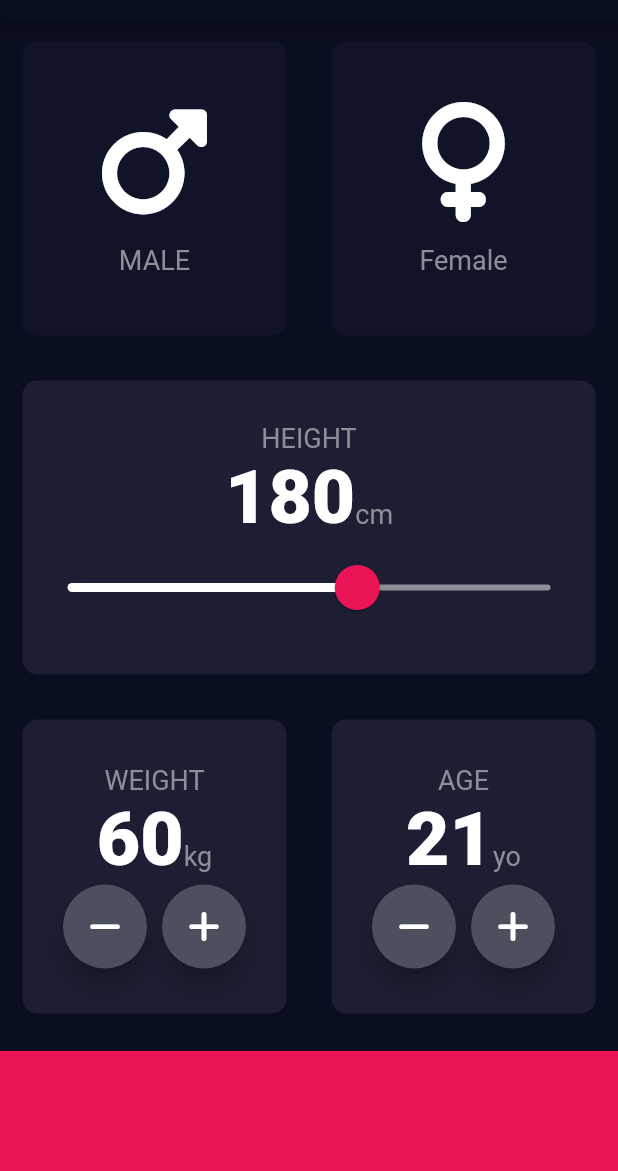
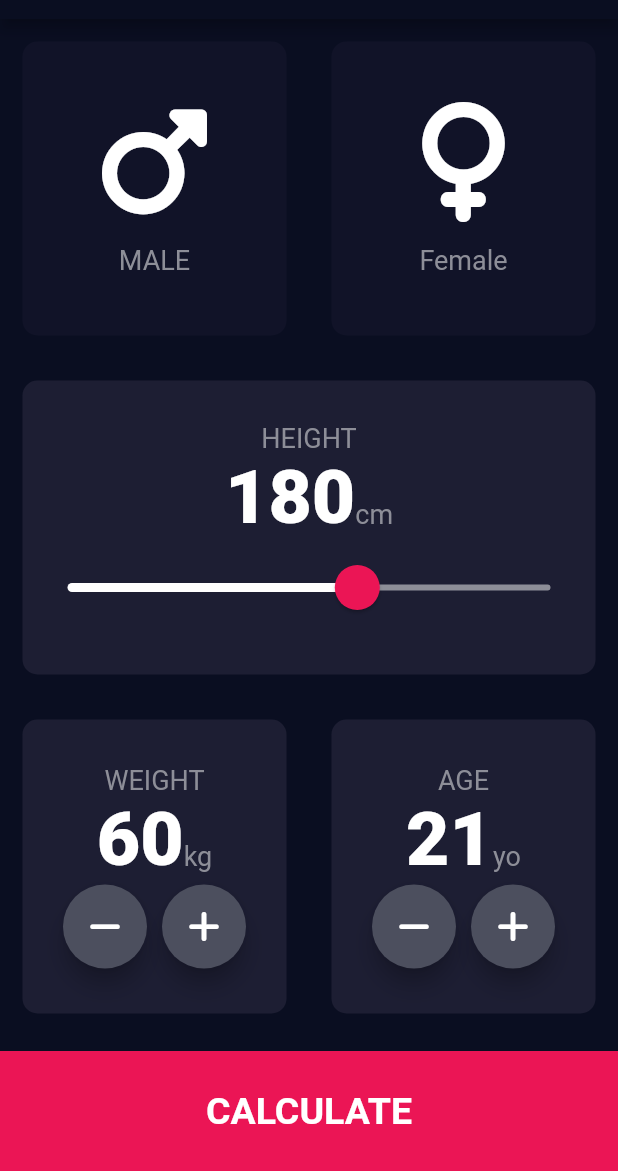
Before and after one commit to CJGarciaMusic/LinkedInLearning-Flutter, a Flutter app: the screen it shows after launch, on a phone screen of 412 x 824 dp, the part 65-1236 px from its top. Run offline on Flutter 3.47's test engine with Material 2 defaults, Android fonts, the light colour scheme and no system bars; our stand-ins replace audioplayers, font_awesome_flutter.

Commit message:
finished app

```diff
--- /dev/null
+++ b/bmi_calculator/lib/components/bottom_button.dart
@@ -0,0 +1,24 @@
+import 'package:flutter/material.dart';
+import '../constants.dart';
+
+class BottomButton extends StatelessWidget {
+  const BottomButton({
+    Key? key, required this.buttonTitle, required this.onTap
+  }) : super(key: key);
+  final VoidCallback onTap;
+  final String buttonTitle;
+  @override
+  Widget build(BuildContext context) {
+    return GestureDetector(
+      onTap: onTap,
+      child: Container(
+        color: kBottomContainerColor,
+        margin: const EdgeInsets.only(top: 10),
+        width: double.infinity,
+        height: kBottomContainerHeight,
+        // padding: const EdgeInsets.only(bottom: 20),
+        child: Center( child: Text(buttonTitle, style: kLargeTextStyle,),),
+      ),
+    );
+  }
+}
--- /dev/null
+++ b/bmi_calculator/lib/components/round_button.dart
@@ -0,0 +1,23 @@
+import 'package:flutter/material.dart';
+
+class RoundIconButton extends StatelessWidget {
+  const RoundIconButton({Key? key, required this.icon, required this.onPressed}) : super(key: key);
+
+  final IconData icon;
+  final VoidCallback onPressed;
+
+  @override
+  Widget build(BuildContext context) {
+    return RawMaterialButton(
+      child: Icon(icon, color: Colors.white,),
+      shape: const CircleBorder(),
+      fillColor: const Color(0xFF4C4f5E),
+      constraints: const BoxConstraints.tightFor(
+        width: 56,
+        height: 56,
+      ),
+      elevation: 6,
+      onPressed: onPressed,
+    );
+  }
+}
--- a/bmi_calculator/lib/constants.dart
+++ b/bmi_calculator/lib/constants.dart
@@ -1,7 +1,12 @@
 import 'package:flutter/material.dart';
 
-const TextStyle kLabelTextStyle = TextStyle(fontSize: 18, color: Color(0xFF8D8E98));
-const TextStyle kLargeCardText = TextStyle(fontSize: 50.0, fontWeight: FontWeight.w900, color: Colors.white);
+const kLabelTextStyle = TextStyle(fontSize: 18, color: Color(0xFF8D8E98));
+const kLargeCardText = TextStyle(fontSize: 50, fontWeight: FontWeight.w900, color: Colors.white);
+const kLargeTextStyle = TextStyle(fontSize: 25, fontWeight: FontWeight.bold, color: Colors.white);
+const kTitleTextStyle = TextStyle(fontSize: 50, fontWeight: FontWeight.bold, color: Colors.white);
+const kResultTextStyle = TextStyle(fontSize: 22, fontWeight: FontWeight.bold, color: Color(0xFF24D876));
+const kBMITextStyle = TextStyle(fontSize: 100, fontWeight: FontWeight.bold, color: Colors.white);
+const kBodyTextStyle = TextStyle(fontSize: 22, color: Colors.grey);
 
 const kBottomContainerHeight = 80.0;
 const kCardBackground = Color(0xFF1D1E33);
--- a/bmi_calculator/lib/main.dart
+++ b/bmi_calculator/lib/screens/main.dart
@@ -1,14 +1,17 @@
-import 'package:bmi_calculator/reusable_card.dart';
+import 'package:bmi_calculator/components/reusable_card.dart';
 import 'package:flutter/material.dart';
 import 'package:font_awesome_flutter/font_awesome_flutter.dart';
-import 'icon_content.dart';
-import 'reusable_card.dart';
-import 'constants.dart';
+import '../components/icon_content.dart';
+import '../components/reusable_card.dart';
+import '../constants.dart';
+import 'result_page.dart';
+import '../components/bottom_button.dart';
+import '../components/round_button.dart';
+import 'package:bmi_calculator/calculator_brain.dart';
 
 enum Sex {
   male,
   female,
-  neither,
 }
 
 void main() {
@@ -199,37 +202,20 @@ class _InputPageState extends State<InputPage> {
               )),
             ],
           )),
-          Container(
-            color: kBottomContainerColor,
-            margin: const EdgeInsets.only(top: 10),
-            width: double.infinity,
-            height: kBottomContainerHeight,
-          )
+          BottomButton(
+            buttonTitle: "CALCULATE",
+            onTap: () {
+              CalculatorBrain calc = CalculatorBrain(weight: weight, height: height);
+
+              Navigator.push(context, MaterialPageRoute(builder: (context) {
+                return ResultPage(
+                  bmiResults: calc.calculateBMI(),
+                  resultText: calc.getResult(),
+                  interpretation: calc.getInterpretation() ,);
+              }));
+            },)
         ]
       )
       );
   }
 }
-
-
-class RoundIconButton extends StatelessWidget {
-  const RoundIconButton({Key? key, required this.icon, required this.onPressed}) : super(key: key);
-
-  final IconData icon;
-  final VoidCallback onPressed;
-
-  @override
-  Widget build(BuildContext context) {
-    return RawMaterialButton(
-      child: Icon(icon, color: Colors.white,),
-      shape: const CircleBorder(),
-        fillColor: const Color(0xFF4C4f5E),
-      constraints: const BoxConstraints.tightFor(
-        width: 56,
-        height: 56,
-      ),
-      elevation: 6,
-      onPressed: onPressed,
-    );
-  }
-}
```
Also changed, not shown: bmi_calculator/lib/calculator_brain.dart (added, +35 -0 lines), bmi_calculator/lib/screens/result_page.dart (added, +57 -0 lines), bmi_calculator/lib/components/icon_content.dart (renamed from bmi_calculator/lib/icon_content.dart), bmi_calculator/lib/components/reusable_card.dart (renamed from bmi_calculator/lib/reusable_card.dart), 2 other files.
